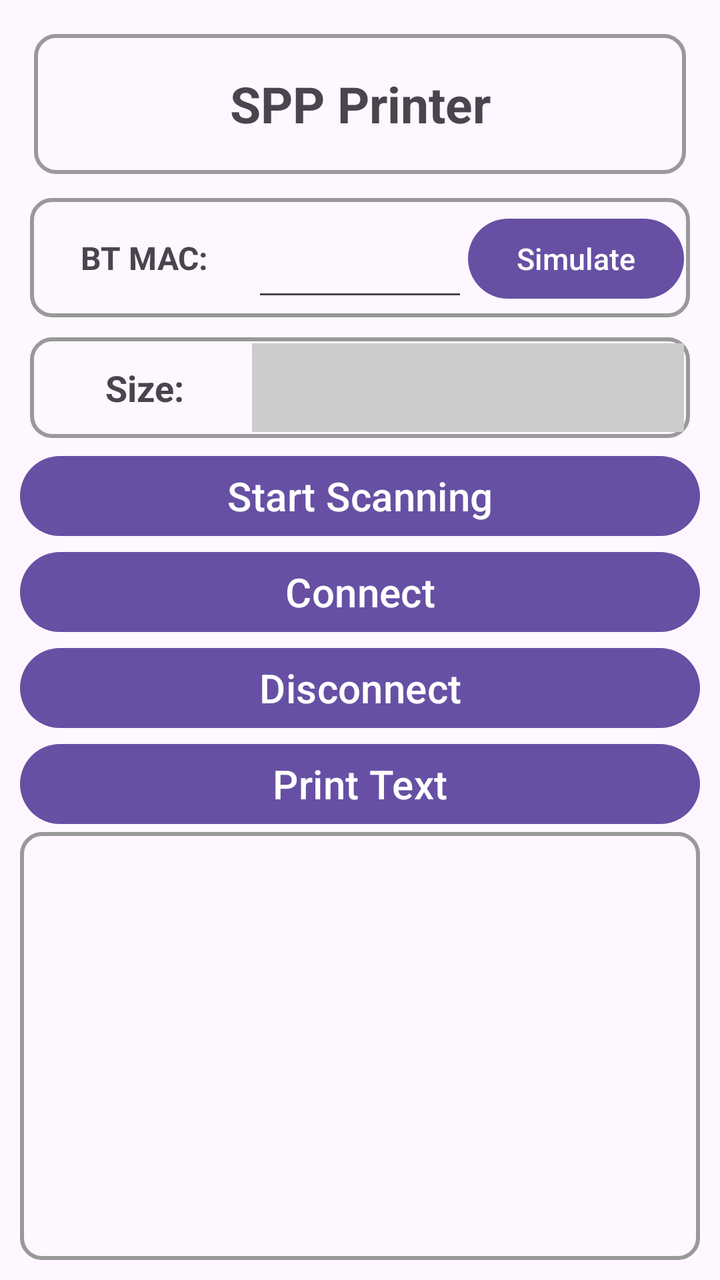
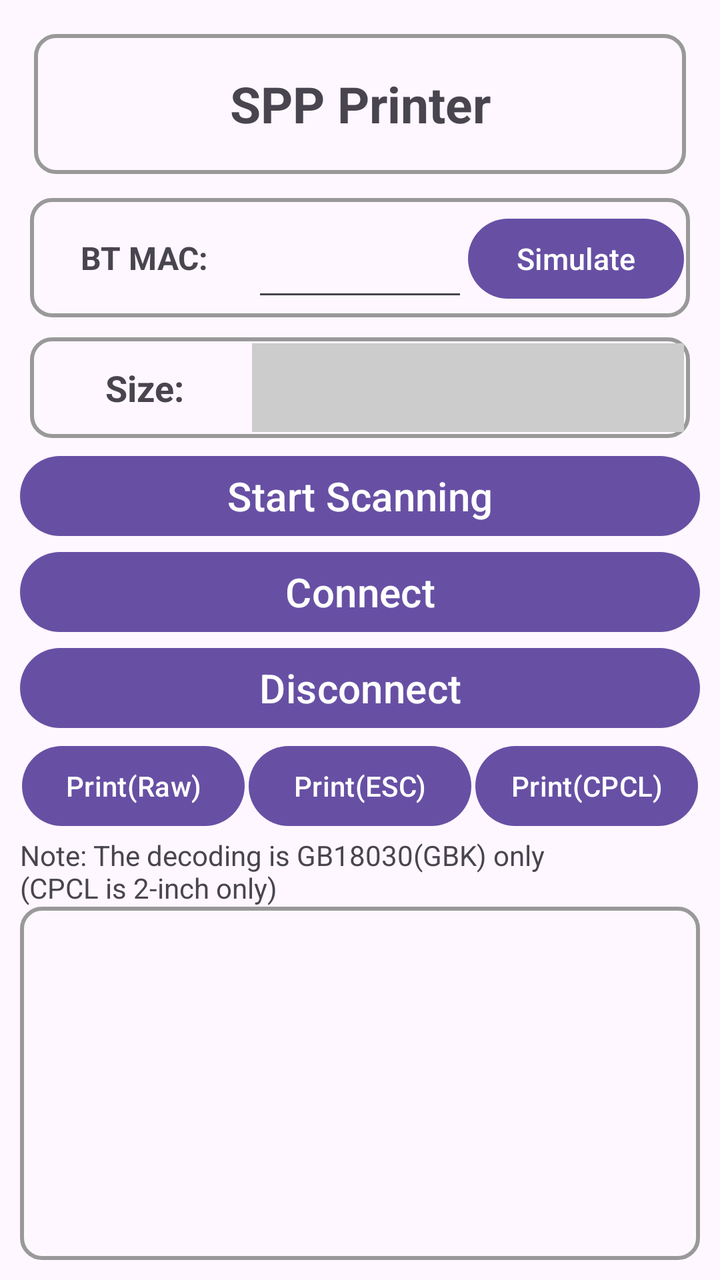

Screens rendered from an Android XML layout before and after an edit, with the pre-edit source and the edit as a unified diff.
<!-- AndroidManifest.xml: application theme Theme.POSGeneralSDKDemo -->
<!-- res/layout/activity_spp_bluetooth_printer.xml -->
<?xml version="1.0" encoding="utf-8"?>
<LinearLayout xmlns:android="http://schemas.android.com/apk/res/android"
    xmlns:app="http://schemas.android.com/apk/res-auto"
    xmlns:tools="http://schemas.android.com/tools"
    android:id="@+id/main"
    android:layout_width="match_parent"
    android:layout_height="match_parent"
    android:padding="10dp"
    android:orientation="vertical">

    <TextView
        android:id="@+id/tvIntro"
        android:layout_width="match_parent"
        android:layout_height="70dp"
        android:textSize="25dp"
        android:text="SPP Printer"
        android:gravity="center"
        android:textStyle="bold"
        android:layout_margin="7dp"
        android:background="@drawable/border"/>

    <LinearLayout
        android:layout_width="match_parent"
        android:layout_height="wrap_content"
        android:orientation="horizontal"
        android:layout_margin="5dp"
        android:background="@drawable/border">

        <TextView
            android:layout_width="0dp"
            android:layout_height="wrap_content"
            android:layout_weight="1"
            android:padding="16dp"
            android:gravity="center"
            android:text="BT MAC:"
            android:textSize="16sp"
            android:textStyle="bold"/>

        <EditText
            android:id="@+id/etBluetoothMac"
            android:layout_width="0dp"
            android:layout_height="match_parent"
            android:layout_weight="1"
            android:textSize="15sp"
            android:maxLength="17"
            android:inputType="textNoSuggestions"
            />

        <Button
            android:id="@+id/btnSelfMac"
            android:layout_width="0dp"
            android:layout_height="wrap_content"
            android:layout_weight="1"
            android:text="Simulate"
            android:textSize="15sp"
            android:padding="0dp"/>

    </LinearLayout>

    <LinearLayout
        android:layout_width="match_parent"
        android:layout_height="wrap_content"
        android:orientation="horizontal"
        android:layout_margin="5dp"
        android:background="@drawable/border">

        <TextView
            android:layout_width="0dp"
            android:layout_height="wrap_content"
            android:layout_weight="1"
            android:padding="10dp"
            android:gravity="center"
            android:text="Size:"
            android:textSize="18sp"
            android:textStyle="bold"/>

        <Spinner
            android:id="@+id/spPrintSize"
            android:layout_width="0dp"
            android:layout_height="match_parent"
            android:layout_weight="2"
            android:background="#CCCCCC"/>

    </LinearLayout>

    <Button
        android:id="@+id/btnScanBluetooth"
        android:layout_width="match_parent"
        android:layout_height="wrap_content"
        android:text="Start Scanning"
        android:textSize="20sp"
        android:padding="0dp"/>

    <Button
        android:id="@+id/btnConnectBluetooth"
        android:layout_width="match_parent"
        android:layout_height="wrap_content"
        android:text="Connect"
        android:textSize="20sp"
        android:padding="0dp"/>

    <Button
        android:id="@+id/btnDisconnectBluetooth"
        android:layout_width="match_parent"
        android:layout_height="wrap_content"
        android:text="Disconnect"
        android:textSize="20sp"
        android:padding="0dp"/>

    <Button
        android:id="@+id/btnPrintText"
        android:layout_width="match_parent"
        android:layout_height="wrap_content"
        android:text="Print Text"
        android:textSize="20sp"
        android:padding="0dp"/>

    <ScrollView
        android:layout_width="match_parent"
        android:layout_height="match_parent"
        android:background="@drawable/border"
        android:padding="10dp">


        <TextView
            android:id="@+id/tvResult"
            android:layout_width="match_parent"
            android:layout_height="wrap_content"
            android:textSize="17sp"/>

    </ScrollView>

</LinearLayout>
<!-- resources referenced by this layout -->
<resources>
  <!-- drawable border (drawable) -->
  <?xml version="1.0" encoding="utf-8"?>
  <shape xmlns:android="http://schemas.android.com/apk/res/android">
  
      <stroke android:width="2dp" android:color="#999999"/>
      <padding android:bottom="3dp" android:left="3dp" android:right="3dp" android:top="3dp"/>
      <corners android:radius="10dp"/>
  
  </shape>
  <style name="Theme.POSGeneralSDKDemo" parent="Base.Theme.POSGeneralSDKDemo" />
  <style name="Base.Theme.POSGeneralSDKDemo" parent="Theme.Material3.DayNight.NoActionBar">
          
          
      </style>
</resources>

<!-- the commit's change to res/layout/activity_spp_bluetooth_printer.xml (unified diff, before → after) -->
@@ -107,13 +107,45 @@
         android:textSize="20sp"
         android:padding="0dp"/>
 
-    <Button
-        android:id="@+id/btnPrintText"
+
+    <LinearLayout
         android:layout_width="match_parent"
         android:layout_height="wrap_content"
-        android:text="Print Text"
-        android:textSize="20sp"
-        android:padding="0dp"/>
+        android:orientation="horizontal">
+
+        <Button
+            android:id="@+id/btnPrintTextRaw"
+            android:layout_width="0dp"
+            android:layout_height="wrap_content"
+            android:layout_weight="1"
+            android:text="Print(Raw)"
+            android:layout_margin="1dp"
+            android:padding="0dp"/>
+
+        <Button
+            android:id="@+id/btnPrintTextEsc"
+            android:layout_width="0dp"
+            android:layout_height="wrap_content"
+            android:layout_weight="1"
+            android:text="Print(ESC)"
+            android:layout_margin="1dp"
+            android:padding="0dp"/>
+
+        <Button
+            android:id="@+id/btnPrintTextCpcl"
+            android:layout_width="0dp"
+            android:layout_height="wrap_content"
+            android:layout_weight="1"
+            android:text="Print(CPCL)"
+            android:layout_margin="1dp"
+            android:padding="0dp"/>
+
+    </LinearLayout>
+
+    <TextView
+        android:layout_width="match_parent"
+        android:layout_height="wrap_content"
+        android:text="Note: The decoding is GB18030(GBK) only\n(CPCL is 2-inch only)"/>
 
     <ScrollView
         android:layout_width="match_parent"
